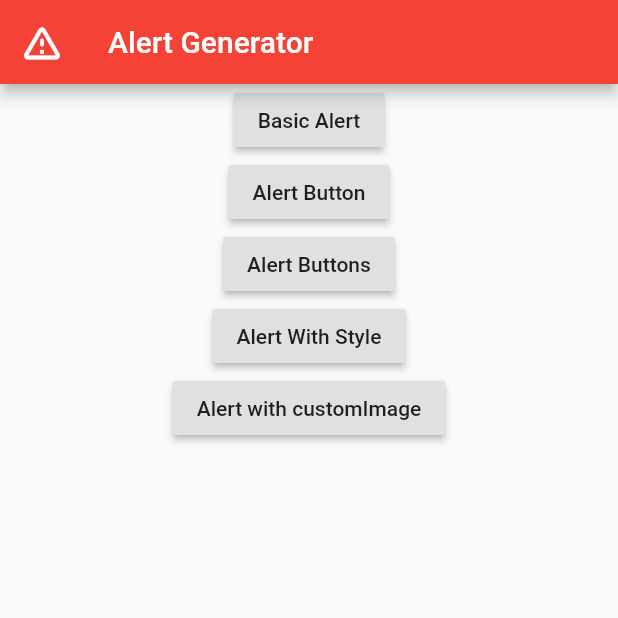
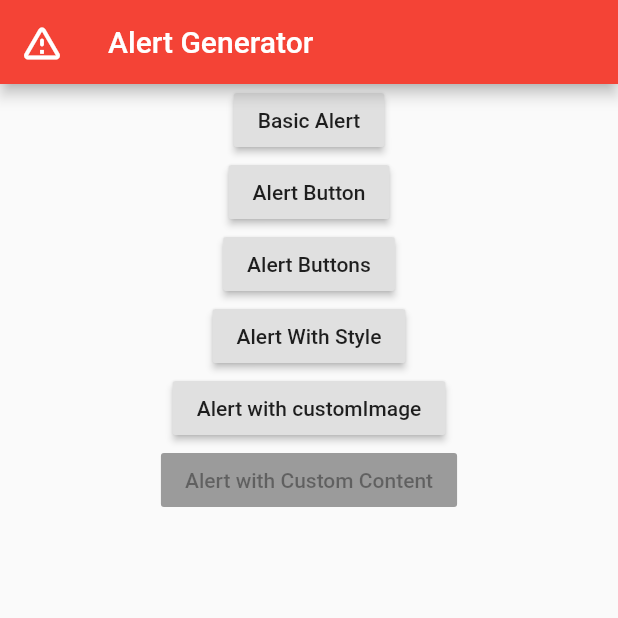
Before and after one commit to harshilgupta-dev/Alert_Generator, a Flutter app: the screen it shows after launch, on a phone screen of 412 x 824 dp, the top half of it. Run offline on Flutter 3.47's test engine with Material 2 defaults, Android fonts, the light colour scheme and no system bars; our stand-ins replace rflutter_alert; statements that could not run were skipped.

Commit message:
add Alert with custom button

```diff
--- a/lib/main.dart
+++ b/lib/main.dart
@@ -156,6 +156,23 @@ class MyApp extends StatelessWidget {
                         image: Image.asset('images/temp.png')
                       ).show();
                 });
+              }),
+              Builder(builder: (context){
+                return RaisedButton(
+                    child: Text('Alert with Custom Content'),
+                    onPressed: (){
+                      Alert(
+                        context: context,
+                        title: 'Login',
+                        content: Column(
+                          children: [
+                            TextField(
+
+                            )
+                          ],
+                        )
+                      )
+                });
               })
             ],
           ),
```
